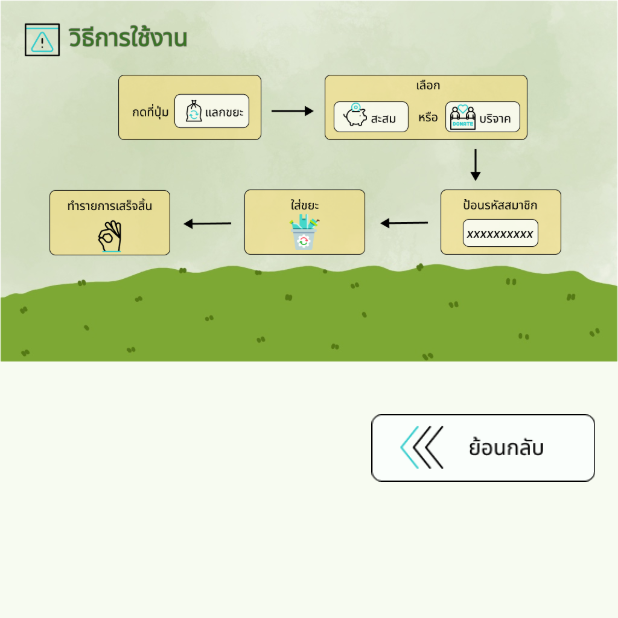
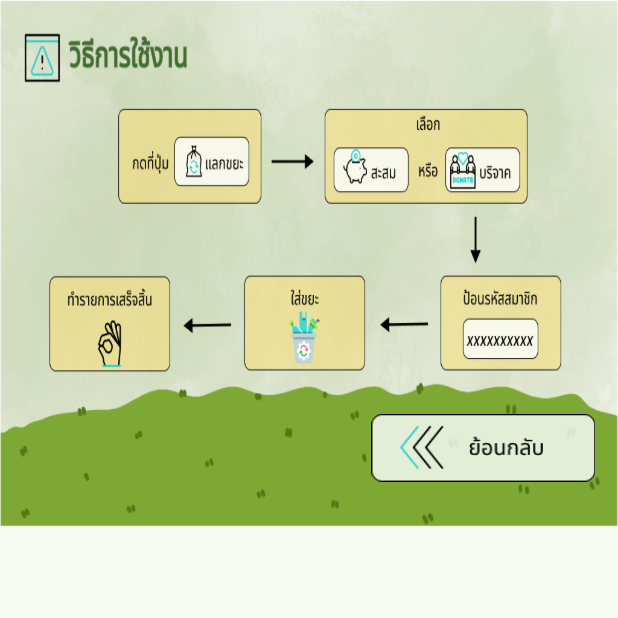
Before and after one commit to Natthapol-PEET/smartbin-ui-flutter, a Flutter app: the HowToScreen screen opened by its route, on a phone screen of 412 x 824 dp, the top half of it. Run offline on Flutter 3.47's test engine with Material 2 defaults, Android fonts, the light colour scheme and no system bars; our stand-ins replace flutter_spinkit, get.

Commit message:
fix issue

```diff
--- a/lib/views/how_to_screen.dart
+++ b/lib/views/how_to_screen.dart
@@ -13,7 +13,12 @@ class HowToScreen extends StatelessWidget {
         height: SCREEN_HEIGHT,
         child: Stack(
           children: [
-            Image.asset('assets/images/screens/howto.png'),
+            Image.asset(
+              'assets/images/screens/howto.png',
+              width: SCREEN_WIDTH,
+              height: SCREEN_HEIGHT,
+              fit: BoxFit.fill,
+            ),
             Positioned(
               left: SCREEN_WIDTH / 2 - 45,
               bottom: 30,
--- a/lib/views/process_screen.dart
+++ b/lib/views/process_screen.dart
@@ -323,7 +323,6 @@ class ProcessScreen extends GetView<ProcessController> {
                   onTap: () {
                     Get.back();
                     controller.exchange();
-                    controller.selectType('');
                   },
                   child: Image.asset(
                     'assets/images/buttons/submit.png',
```
Also changed, not shown: lib/controllers/process_controller.dart (+10 -10 lines).
